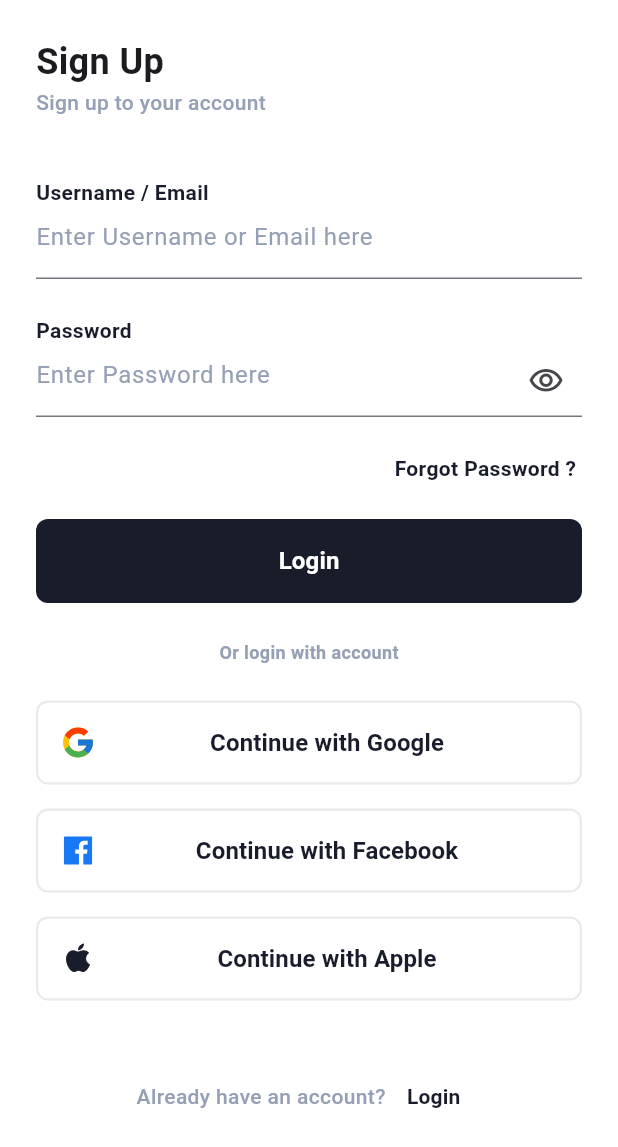
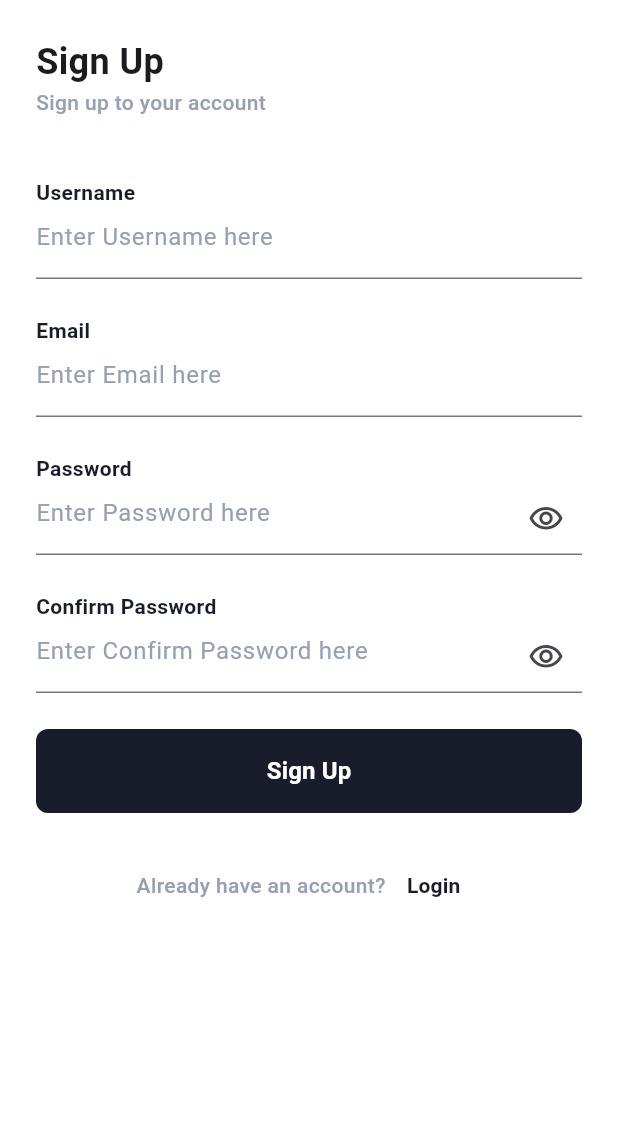
Before and after one commit to PhilopaterNabil/Ringo-Media_Test-App, a Flutter app: the screen it shows after launch, after a tap on "Register Here", on a phone screen of 412 x 824 dp. Shown: the top 1147 px of the screen. Run offline on Flutter 3.47's test engine with Material 3 defaults, Android fonts, the phone set to English and light mode, and no system bars; our stand-ins replace flutter_svg, get.

```diff
--- a/lib/features/auth/presentation/screens/signup_screen.dart
+++ b/lib/features/auth/presentation/screens/signup_screen.dart
@@ -3,9 +3,6 @@ import 'package:get/get.dart';
 import 'package:ringo_media/features/auth/presentation/widgets/custom_auth_app_bar.dart';
 import 'package:ringo_media/features/auth/presentation/widgets/custom_auth_submit_button.dart';
 import 'package:ringo_media/features/auth/presentation/widgets/custom_auth_text_field.dart';
-import 'package:ringo_media/features/auth/presentation/widgets/custom_password_reset_prompt.dart';
-import 'package:ringo_media/features/auth/presentation/widgets/custom_quick_login.dart';
-import 'package:ringo_media/features/auth/presentation/widgets/custom_secondary_login_text.dart';
 import 'package:ringo_media/features/auth/presentation/widgets/custom_text_button_nav.dart';
 import 'package:ringo_media/features/auth/presentation/widgets/custom_text_title.dart';
 
@@ -17,16 +14,14 @@ class SignUpScreen extends StatefulWidget {
 }
 
 class _SignUpScreenState extends State<SignUpScreen> {
-  final bool obscureText = true;
+  bool obscureText = true;
 
   @override
   Widget build(BuildContext context) {
     return Scaffold(
       backgroundColor: Colors.white,
       // body: CustomLoginScreenBody(),
-        body: Column(
-          children: [
-            SafeArea(
+      body: SafeArea(
         child: SingleChildScrollView(
           child: Padding(
             padding: const EdgeInsets.all(24),
@@ -38,9 +33,14 @@ class _SignUpScreenState extends State<SignUpScreen> {
                   subTitle: 'Sign up to your account',
                 ),
                 const SizedBox(height: 40),
-                      const CustomTextTitle(title: 'Username / Email'),
+                const CustomTextTitle(title: 'Username'),
                 const CustomAuthTextField(
-                        hintText: 'Enter Username or Email here',
+                  hintText: 'Enter Username here',
+                ),
+                const SizedBox(height: 24),
+                const CustomTextTitle(title: 'Email'),
+                const CustomAuthTextField(
+                  hintText: 'Enter Email here',
                 ),
                 const SizedBox(height: 24),
                 const CustomTextTitle(title: 'Password'),
@@ -54,17 +54,25 @@ class _SignUpScreenState extends State<SignUpScreen> {
                         : Icons.visibility_off_outlined),
                   ),
                 ),
-                      const CustomPasswordResetPrompt(),
-                      const CustomAuthSubmitButton(),
                 const SizedBox(height: 24),
-                      const CustomSecondaryLoginText(),
+                const CustomTextTitle(title: 'Confirm Password'),
+                CustomAuthTextField(
+                  hintText: 'Enter Confirm Password here',
+                  obscureText: obscureText,
+                  suffixIcon: IconButton(
+                    onPressed: () {
+                      setState(() {
+                        obscureText = !obscureText;
+                      });
+                    },
+                    icon: Icon(obscureText
+                        ? Icons.visibility_outlined
+                        : Icons.visibility_off_outlined),
+                  ),
+                ),
                 const SizedBox(height: 24),
-                      CustomQuickLogIn(
-                        onPressedGoogle: () {},
-                        onPressedFacebook: () {},
-                        onPressedApple: () {},
-                      ),
-                      const SizedBox(height: 40),
+                const CustomAuthSubmitButton(titleButton: 'Sign Up'),
+                const SizedBox(height: 24),
                 CustomTextButtonNav(
                   onPressed: () => Get.back(),
                   name: 'Login',
@@ -75,7 +83,6 @@ class _SignUpScreenState extends State<SignUpScreen> {
           ),
         ),
       ),
-          ],
-        ));
+    );
   }
 }
--- a/lib/features/auth/presentation/widgets/custom_auth_form_body.dart
+++ b/lib/features/auth/presentation/widgets/custom_auth_form_body.dart
@@ -6,8 +6,8 @@ import 'package:ringo_media/features/auth/presentation/widgets/custom_auth_submi
 import 'package:ringo_media/features/auth/presentation/widgets/custom_auth_text_field.dart';
 import 'package:ringo_media/features/auth/presentation/widgets/custom_password_reset_prompt.dart';
 import 'package:ringo_media/features/auth/presentation/widgets/custom_quick_login.dart';
+import 'package:ringo_media/features/auth/presentation/widgets/custom_secondary_login_text.dart';
 import 'package:ringo_media/features/auth/presentation/widgets/custom_text_button_nav.dart';
-import 'package:ringo_media/features/auth/presentation/widgets/custom_secondary_login_text.dart';
 import 'package:ringo_media/features/auth/presentation/widgets/custom_text_title.dart';
 
 class CustomAuthFormBody extends StatelessWidget {
@@ -43,7 +43,7 @@ class CustomAuthFormBody extends StatelessWidget {
             ),
           ),
           const CustomPasswordResetPrompt(),
-          const CustomAuthSubmitButton(),
+          const CustomAuthSubmitButton(titleButton: 'Login'),
           const SizedBox(height: 24),
           const CustomSecondaryLoginText(),
           const SizedBox(height: 24),
--- a/lib/features/auth/presentation/widgets/custom_auth_submit_button.dart
+++ b/lib/features/auth/presentation/widgets/custom_auth_submit_button.dart
@@ -1,7 +1,9 @@
 import 'package:flutter/material.dart';
 
 class CustomAuthSubmitButton extends StatelessWidget {
-  const CustomAuthSubmitButton({super.key});
+  const CustomAuthSubmitButton({super.key, required this.titleButton});
+
+  final String titleButton;
 
   @override
   Widget build(BuildContext context) {
@@ -16,9 +18,9 @@ class CustomAuthSubmitButton extends StatelessWidget {
       minWidth: double.infinity,
       height: 56,
       onPressed: () {},
-      child: const Text(
-        "Login",
-        style: TextStyle(
+      child: Text(
+        titleButton,
+        style: const TextStyle(
           fontSize: 16,
           fontWeight: FontWeight.w700,
           color: Colors.white,
```
Lines whose indentation alone changed are shown as unchanged.
